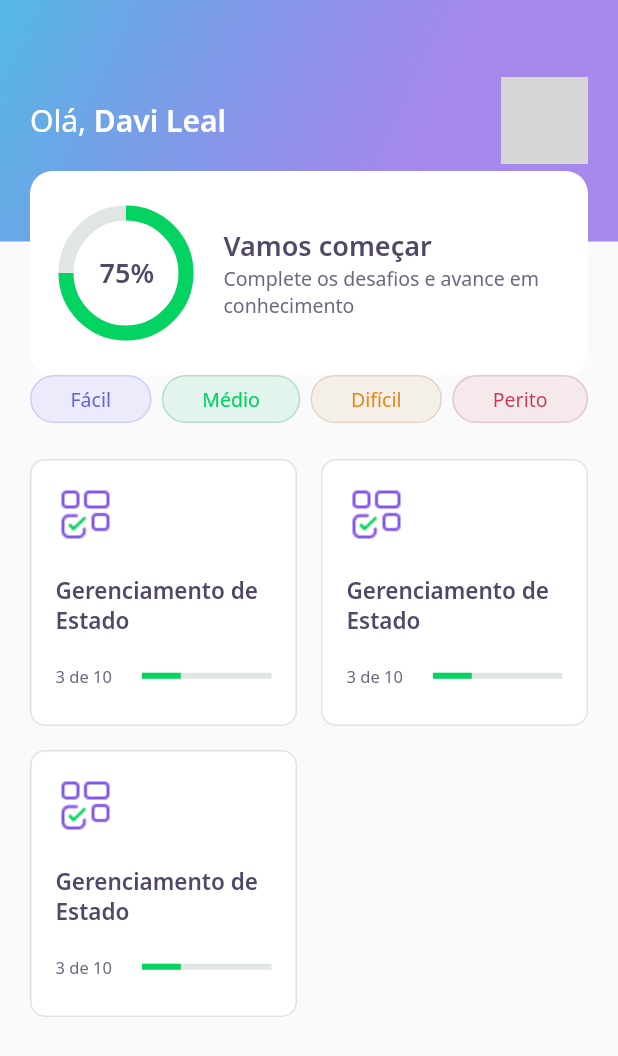
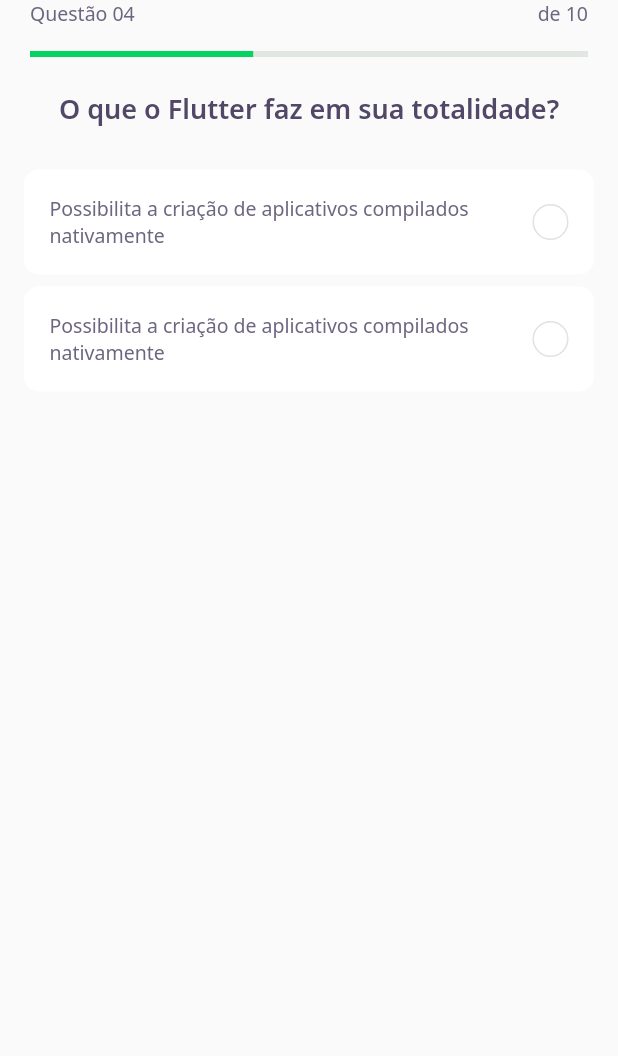
Before and after one commit to davilm/DevQuiz-NLW5, a Flutter app: the screen it shows after launch, on a phone screen of 412 x 824 dp. Shown: the top 1056 px of the screen. Run offline on Flutter 3.47's test engine with Material 2 defaults, Android fonts, the phone set to English and light mode, and no system bars; our stand-ins replace google_fonts; grey boxes are pictures that could not be loaded.

Commit message:
feat: add ChallengePage

```diff
--- /dev/null
+++ b/lib/challenge/challenge_page.dart
@@ -0,0 +1,25 @@
+import 'package:DevQuiz/challenge/widgets/question_indicator/question_indicator_widget.dart';
+import 'package:DevQuiz/challenge/widgets/quiz/quiz_widget.dart';
+import 'package:flutter/material.dart';
+
+class ChallengePage extends StatefulWidget {
+  ChallengePage({Key? key}) : super(key: key);
+
+  @override
+  _ChallengePageState createState() => _ChallengePageState();
+}
+
+class _ChallengePageState extends State<ChallengePage> {
+  @override
+  Widget build(BuildContext context) {
+    return Container(
+      child: Scaffold(
+        appBar: PreferredSize(
+          preferredSize: Size.fromHeight(60),
+          child: SafeArea(top: true, child: QuestionIndicatorWidget()),
+        ),
+        body: QuizWidget(title: "O que o Flutter faz em sua totalidade?"),
+      ),
+    );
+  }
+}
--- /dev/null
+++ b/lib/challenge/widgets/answer/answer_widget.dart
@@ -0,0 +1,84 @@
+import 'package:DevQuiz/core/app_colors.dart';
+import 'package:DevQuiz/core/app_text_styles.dart';
+import 'package:flutter/material.dart';
+
+class AnswerWidget extends StatelessWidget {
+  final String title;
+  final bool isRight;
+  final bool isSelected;
+
+  const AnswerWidget({
+    Key? key,
+    required this.title,
+    this.isRight = false,
+    this.isSelected = false,
+  }) : super(key: key);
+
+  Color get _selectedColorRight =>
+      isRight ? AppColors.darkGreen : AppColors.darkRed;
+
+  Color get _selectedBorderRight =>
+      isRight ? AppColors.lightGreen : AppColors.lightRed;
+
+  Color get _selectedColorCardRight =>
+      isRight ? AppColors.lightGreen : AppColors.lightRed;
+
+  Color get _selectedBorderCardRight =>
+      isRight ? AppColors.green : AppColors.red;
+
+  TextStyle get _selectedTextStyleRight =>
+      isRight ? AppTextStyles.bodyDarkGreen : AppTextStyles.bodyDarkRed;
+
+  IconData get _selectedIconRight => isRight ? Icons.check : Icons.close;
+
+  @override
+  Widget build(BuildContext context) {
+    return Padding(
+      padding: const EdgeInsets.symmetric(horizontal: 16, vertical: 4),
+      child: Container(
+        padding: EdgeInsets.all(16),
+        decoration: BoxDecoration(
+          color: isSelected ? _selectedColorCardRight : AppColors.white,
+          borderRadius: BorderRadius.circular(10),
+          border: Border.fromBorderSide(
+            BorderSide(
+              color: isSelected ? _selectedBorderCardRight : AppColors.white,
+            ),
+          ),
+        ),
+        child: Row(
+          mainAxisAlignment: MainAxisAlignment.spaceBetween,
+          children: [
+            Expanded(
+              child: Text(
+                title,
+                style:
+                    isSelected ? _selectedTextStyleRight : AppTextStyles.body,
+              ),
+            ),
+            Container(
+              width: 24,
+              height: 24,
+              decoration: BoxDecoration(
+                color: isSelected ? _selectedColorRight : AppColors.white,
+                borderRadius: BorderRadius.circular(500),
+                border: Border.fromBorderSide(
+                  BorderSide(
+                      color:
+                          isSelected ? _selectedBorderRight : AppColors.border),
+                ),
+              ),
+              child: isSelected
+                  ? Icon(
+                      _selectedIconRight,
+                      color: Colors.white,
+                      size: 16,
+                    )
+                  : null,
+            ),
+          ],
+        ),
+      ),
+    );
+  }
+}
--- /dev/null
+++ b/lib/challenge/widgets/question_indicator/question_indicator_widget.dart
@@ -0,0 +1,39 @@
+import 'package:DevQuiz/core/app_text_styles.dart';
+import 'package:DevQuiz/shared/widgets/progress_indicator/progress_indicator_widget.dart';
+import 'package:flutter/material.dart';
+
+class QuestionIndicatorWidget extends StatelessWidget {
+  const QuestionIndicatorWidget({Key? key}) : super(key: key);
+
+  @override
+  Widget build(BuildContext context) {
+    return Container(
+      child: Container(
+        padding: const EdgeInsets.symmetric(horizontal: 20),
+        child: Column(
+          children: [
+            Row(
+              mainAxisAlignment: MainAxisAlignment.spaceBetween,
+              children: [
+                Text(
+                  "Questão 04",
+                  style: AppTextStyles.body,
+                ),
+                Text(
+                  "de 10",
+                  style: AppTextStyles.body,
+                ),
+              ],
+            ),
+            SizedBox(
+              height: 16,
+            ),
+            LinearProgressIndicatorWidget(
+              value: 0.4,
+            ),
+          ],
+        ),
+      ),
+    );
+  }
+}
--- /dev/null
+++ b/lib/challenge/widgets/quiz/quiz_widget.dart
@@ -0,0 +1,34 @@
+import 'package:DevQuiz/challenge/widgets/answer/answer_widget.dart';
+import 'package:DevQuiz/core/app_text_styles.dart';
+import 'package:flutter/material.dart';
+
+class QuizWidget extends StatelessWidget {
+  final String title;
+
+  const QuizWidget({Key? key, required this.title}) : super(key: key);
+
+  @override
+  Widget build(BuildContext context) {
+    return Container(
+      child: Column(
+        children: [
+          Text(
+            title,
+            style: AppTextStyles.heading,
+          ),
+          SizedBox(
+            height: 24,
+          ),
+          AnswerWidget(
+            title:
+                "Possibilita a criação de aplicativos compilados nativamente",
+          ),
+          AnswerWidget(
+            title:
+                "Possibilita a criação de aplicativos compilados nativamente",
+          ),
+        ],
+      ),
+    );
+  }
+}
--- a/lib/core/app_widget.dart
+++ b/lib/core/app_widget.dart
@@ -1,3 +1,4 @@
+import 'package:DevQuiz/challenge/challenge_page.dart';
 import 'package:DevQuiz/home/home_page.dart';
 import 'package:DevQuiz/home/widgets/appbar/app_bar_widget.dart';
 import 'package:DevQuiz/splash/splash_page.dart';
@@ -8,7 +9,7 @@ class AppWidget extends StatelessWidget {
   Widget build(BuildContext context) {
     return MaterialApp(
       title: "DevQuiz",
-      home: HomePage(),
+      home: ChallengePage(),
     );
   }
 }
```
